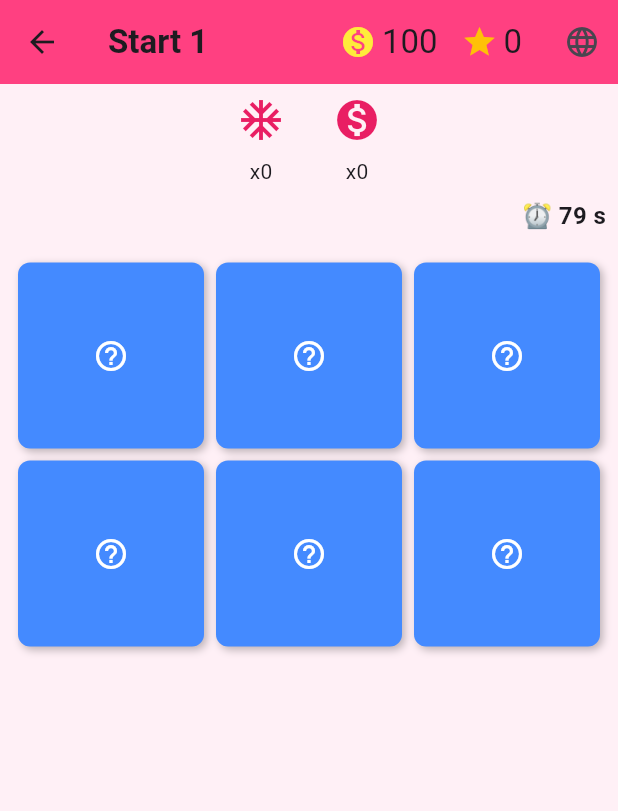
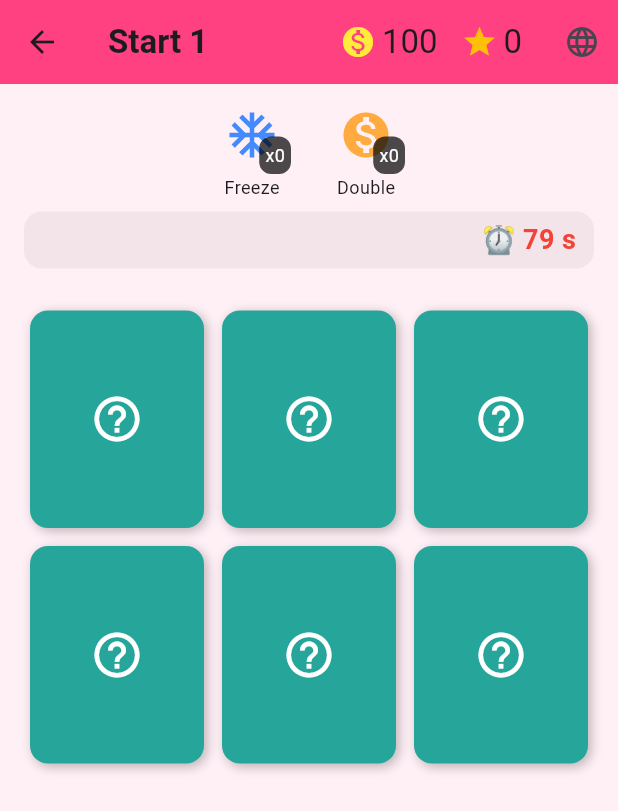
Before and after one commit to Linh02112004/Do_an_lien_nganh, a Flutter app: the screen it shows after launch, after a tap on an icon or button, on a phone screen of 412 x 824 dp. Shown: the top 811 px of the screen. Run offline on Flutter 3.47's test engine with Material 3 defaults, Android fonts, the light colour scheme and no system bars.

Commit message:
fix giao diện màn chơi -level_screen.dart - card_title.dart

```diff
--- a/card_saga/lib/screens/level_screen.dart
+++ b/card_saga/lib/screens/level_screen.dart
@@ -88,7 +88,9 @@ class _LevelScreenState extends State<LevelScreen> {
 
     ScaffoldMessenger.of(context).showSnackBar(
       SnackBar(
-          content: Text(t['freeze_used'] ?? "Freeze Time activated for 20s!")),
+        backgroundColor: Colors.blueAccent,
+        content: Text(t['freeze_used'] ?? "Freeze Time activated for 20s!"),
+      ),
     );
   }
 
@@ -98,7 +100,9 @@ class _LevelScreenState extends State<LevelScreen> {
 
     ScaffoldMessenger.of(context).showSnackBar(
       SnackBar(
-          content: Text(t['double_used'] ?? "Double Coins for next 3 plays!")),
+        backgroundColor: Colors.orangeAccent,
+        content: Text(t['double_used'] ?? "Double Coins for next 3 plays!"),
+      ),
     );
   }
 
@@ -159,17 +163,36 @@ class _LevelScreenState extends State<LevelScreen> {
       context: context,
       barrierDismissible: false,
       builder: (_) => AlertDialog(
+        shape: RoundedRectangleBorder(borderRadius: BorderRadius.circular(16)),
         backgroundColor: AppColors.bg,
-        title: Text(won
-            ? (lang['level_complete'] ?? 'Level complete')
-            : (lang['time_up'] ?? 'Time up!')),
+        title: Row(
+          children: [
+            Icon(won ? Icons.emoji_events : Icons.timer_off,
+                color: won ? Colors.amber : Colors.red, size: 30),
+            const SizedBox(width: 8),
+            Text(
+              won
+                  ? (lang['level_complete'] ?? 'Level complete')
+                  : (lang['time_up'] ?? 'Time up!'),
+              style: const TextStyle(fontWeight: FontWeight.bold),
+            ),
+          ],
+        ),
         content: Column(
           mainAxisSize: MainAxisSize.min,
           children: [
             if (won)
               Text(
-                  "${lang['stars'] ?? 'Stars'}: $stars ⭐    ${lang['coins'] ?? 'Coins'}: $coins"),
-            if (!won) Text(lang['time_up'] ?? 'Time up!'),
+                "${lang['stars'] ?? 'Stars'}: $stars ⭐    ${lang['coins'] ?? 'Coins'}: $coins",
+                style:
+                    const TextStyle(fontSize: 16, fontWeight: FontWeight.w600),
+              ),
+            if (!won)
+              Text(
+                lang['time_up'] ?? 'Time up!',
+                style:
+                    const TextStyle(fontSize: 16, fontWeight: FontWeight.w600),
+              ),
           ],
         ),
         actions: [
@@ -216,36 +239,53 @@ class _LevelScreenState extends State<LevelScreen> {
       ),
       body: Column(
         children: [
+          const SizedBox(height: 8),
           Row(
             mainAxisAlignment: MainAxisAlignment.center,
             children: [
               _buildItemButton(
                 icon: Icons.ac_unit,
+                label: lang['freeze'] ?? "Freeze",
+                color: Colors.blueAccent,
                 count: gs.user.inventory["freeze"]?.owned ?? 0,
                 onTap: () => _activateFreezeTime(gs, lang),
               ),
-              const SizedBox(width: 16),
+              const SizedBox(width: 24),
               _buildItemButton(
                 icon: Icons.monetization_on,
+                label: lang['double'] ?? "Double",
+                color: Colors.orangeAccent,
                 count: gs.user.inventory["double"]?.owned ?? 0,
                 onTap: () => _activateDoubleCoins(gs, lang),
               ),
             ],
           ),
           Container(
-            padding: const EdgeInsets.all(8),
+            margin: const EdgeInsets.symmetric(vertical: 8, horizontal: 16),
+            padding: const EdgeInsets.symmetric(vertical: 6, horizontal: 12),
+            decoration: BoxDecoration(
+              color: Colors.black.withOpacity(0.05),
+              borderRadius: BorderRadius.circular(12),
+            ),
             alignment: Alignment.centerRight,
-            child: Text("⏰ $_timeLeft s",
-                style:
-                    const TextStyle(fontSize: 16, fontWeight: FontWeight.bold)),
+            child: Text(
+              "⏰ $_timeLeft s",
+              style: TextStyle(
+                fontSize: 18,
+                fontWeight: FontWeight.bold,
+                color: _isFrozen ? Colors.blue : Colors.red,
+              ),
+            ),
           ),
           Expanded(
             child: GridView.builder(
-              padding: const EdgeInsets.all(12),
+              padding: const EdgeInsets.symmetric(
+                  horizontal: 20, vertical: 20), // cách lề
               gridDelegate: SliverGridDelegateWithFixedCrossAxisCount(
                 crossAxisCount: crossAxis,
-                mainAxisSpacing: 8,
-                crossAxisSpacing: 8,
+                mainAxisSpacing: 12, // khoảng cách dọc giữa các card
+                crossAxisSpacing: 12, // khoảng cách ngang
+                childAspectRatio: 0.8, // tỷ lệ card (rộng/hẹp)
               ),
               itemCount: _cards.length,
               itemBuilder: (context, index) {
@@ -264,16 +304,37 @@ class _LevelScreenState extends State<LevelScreen> {
 
   Widget _buildItemButton({
     required IconData icon,
+    required String label,
     required int count,
+    required Color color,
     required VoidCallback onTap,
   }) {
     return Column(
       children: [
-        IconButton(
-          icon: Icon(icon, color: Colors.pink, size: 32),
-          onPressed: onTap,
+        Stack(
+          children: [
+            IconButton(
+              icon: Icon(icon, color: color, size: 36),
+              onPressed: onTap,
+            ),
+            Positioned(
+              right: 0,
+              bottom: 0,
+              child: Container(
+                padding: const EdgeInsets.all(4),
+                decoration: BoxDecoration(
+                  color: Colors.black.withOpacity(0.7),
+                  borderRadius: BorderRadius.circular(8),
+                ),
+                child: Text(
+                  "x$count",
+                  style: const TextStyle(color: Colors.white, fontSize: 12),
+                ),
+              ),
+            )
+          ],
         ),
-        Text("x$count"),
+        Text(label, style: const TextStyle(fontSize: 12)),
       ],
     );
   }
--- a/card_saga/lib/widgets/card_tile.dart
+++ b/card_saga/lib/widgets/card_tile.dart
@@ -1,6 +1,6 @@
 import 'package:flutter/material.dart';
 
-class CardTile extends StatelessWidget {
+class CardTile extends StatefulWidget {
   final bool revealed;
   final String content;
   final VoidCallback onTap;
@@ -13,33 +13,90 @@ class CardTile extends StatelessWidget {
   }) : super(key: key);
 
   @override
+  State<CardTile> createState() => _CardTileState();
+}
+
+class _CardTileState extends State<CardTile>
+    with SingleTickerProviderStateMixin {
+  late AnimationController _controller;
+  late Animation<double> _flipAnim;
+
+  @override
+  void initState() {
+    super.initState();
+    _controller = AnimationController(
+      duration: const Duration(milliseconds: 350),
+      vsync: this,
+    );
+    _flipAnim = Tween<double>(begin: 0, end: 1).animate(_controller);
+  }
+
+  @override
+  void didUpdateWidget(CardTile oldWidget) {
+    super.didUpdateWidget(oldWidget);
+    if (widget.revealed != oldWidget.revealed) {
+      if (widget.revealed) {
+        _controller.forward();
+      } else {
+        _controller.reverse();
+      }
+    }
+  }
+
+  @override
+  void dispose() {
+    _controller.dispose();
+    super.dispose();
+  }
+
+  @override
   Widget build(BuildContext context) {
     return GestureDetector(
-      onTap: onTap,
-      child: AnimatedContainer(
-        duration: const Duration(milliseconds: 300),
+      onTap: widget.onTap,
+      child: AnimatedBuilder(
+        animation: _flipAnim,
+        builder: (context, child) {
+          final angle = _flipAnim.value * 3.14159;
+          final isFront = angle < 1.5708; // < 90 độ thì là mặt sau (úp)
+
+          return Transform(
+            transform: Matrix4.rotationY(angle),
+            alignment: Alignment.center,
+            child: Container(
               decoration: BoxDecoration(
-          color: revealed ? Colors.white : Colors.blueAccent,
-          borderRadius: BorderRadius.circular(8),
-          boxShadow: [
+                color: isFront ? Colors.teal.shade400 : Colors.white,
+                borderRadius: BorderRadius.circular(12),
+                boxShadow: const [
                   BoxShadow(
                     color: Colors.black26,
-              blurRadius: 4,
+                    blurRadius: 6,
                     offset: Offset(2, 2),
                   ),
                 ],
               ),
               child: Center(
-          child: revealed
-              ? Text(
-                  content,
+                child: Transform(
+                  transform: Matrix4.rotationY(isFront ? 0 : 3.14159),
+                  alignment: Alignment.center,
+                  child: isFront
+                      ? const Icon(
+                          Icons.help_outline,
+                          size: 36,
+                          color: Colors.white,
+                        )
+                      : Text(
+                          widget.content,
                           style: const TextStyle(
-                    fontSize: 20,
+                            fontSize: 24,
                             fontWeight: FontWeight.bold,
+                            color: Colors.black87,
                           ),
-                )
-              : const Icon(Icons.help_outline, color: Colors.white),
                         ),
+                ),
+              ),
+            ),
+          );
+        },
       ),
     );
   }
```
Lines whose indentation alone changed are shown as unchanged.
